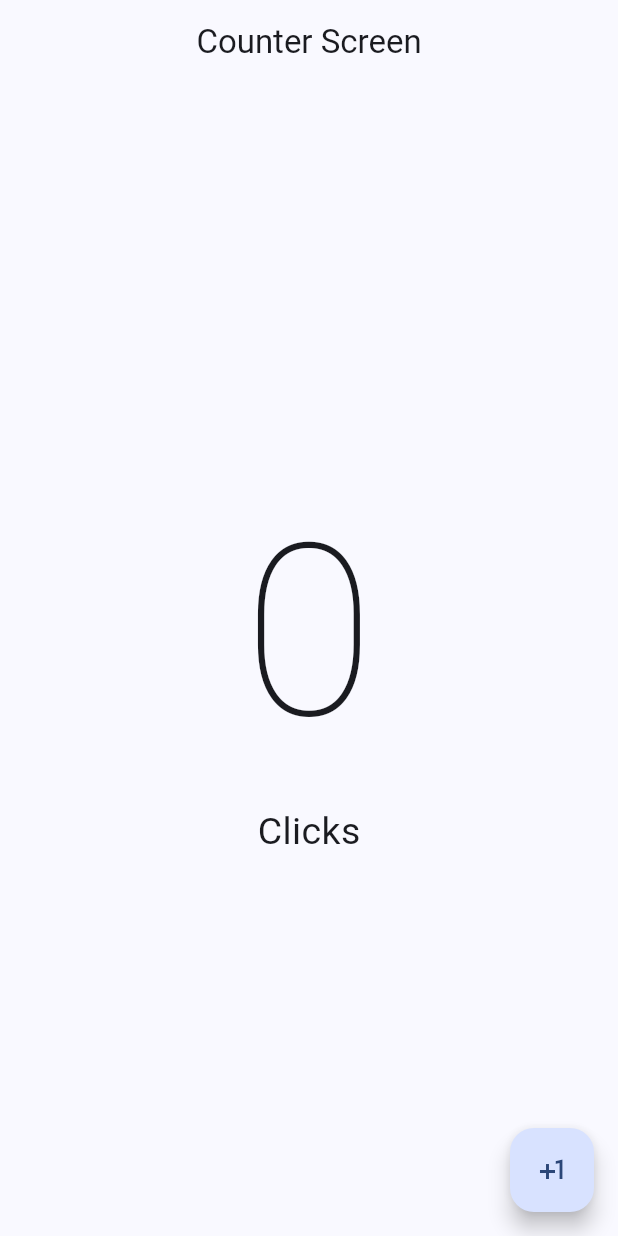
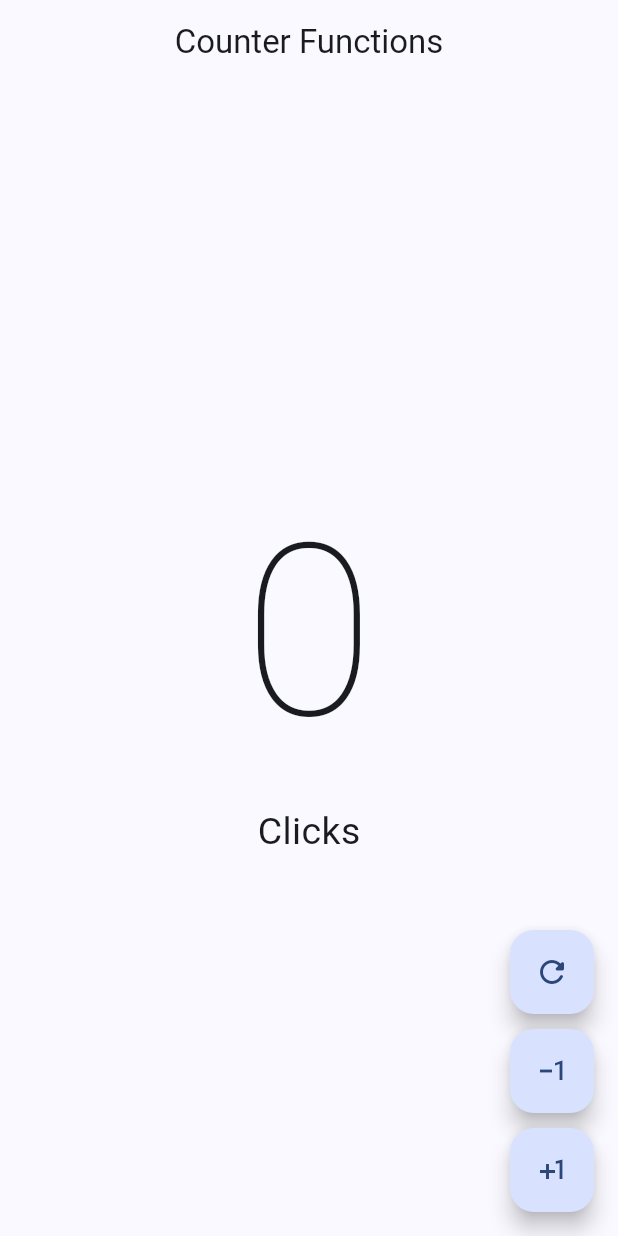
Before and after one commit to MarioQuirosLuna/Hello_World_Flutter, a Flutter app: the screen it shows after launch, on a phone screen of 412 x 824 dp. Run offline on Flutter 3.47's test engine with Material 2 defaults, Android fonts, the phone set to English and light mode, and no system bars.

Commit message:
CounterFunctions Screeen

```diff
--- a/lib/main.dart
+++ b/lib/main.dart
@@ -1,4 +1,5 @@
 import 'package:flutter/material.dart';
+import 'package:hello_world_flutter/presentation/screens/counter/counter_functions_screen.dart';
 import 'package:hello_world_flutter/presentation/screens/counter/counter_screen.dart';
 
 void main() {
@@ -16,7 +17,8 @@ class MyApp extends StatelessWidget {
         useMaterial3: true,
         colorSchemeSeed: Colors.blueAccent
       ),
-      home: const CounterScreen()
+      //home: const CounterScreen()
+      home: const CounterFunctionsScreen(),
     );
   }
 }
--- /dev/null
+++ b/lib/presentation/screens/counter/counter_functions_screen.dart
@@ -0,0 +1,87 @@
+import 'package:flutter/material.dart';
+
+class CounterFunctionsScreen extends StatefulWidget {
+  const CounterFunctionsScreen({super.key});
+
+  @override
+  State<CounterFunctionsScreen> createState() => _CounterFunctionsScreenState();
+}
+
+class _CounterFunctionsScreenState extends State<CounterFunctionsScreen> {
+
+  int clickCounter = 0;
+
+  @override
+  Widget build(BuildContext context) {
+    return Scaffold(
+      appBar: AppBar(
+        title: const Text('Counter Functions'),
+        centerTitle: true
+      ),
+      body: Center(
+        child: Column(
+          mainAxisAlignment: MainAxisAlignment.center,
+          children: [
+            Text('$clickCounter',
+                style: const TextStyle(fontSize: 160, fontWeight: FontWeight.w100)
+            ),
+            Text('Click${clickCounter == 1 ?'':'s'}', style: const TextStyle(fontSize: 25))
+          ],
+        ),
+      ),
+      floatingActionButton: Column(
+        mainAxisAlignment: MainAxisAlignment.end,
+        children: [
+          CustomButton(
+            icon: Icons.refresh_rounded,
+            onPressed: () {
+              setState(() {
+                clickCounter = 0;
+              });
+            },
+          ),
+          const SizedBox( height: 10 ),
+          CustomButton(
+            icon: Icons.exposure_minus_1_outlined,
+            onPressed: () {
+              if(clickCounter == 0) return;
+              setState(() {
+                clickCounter--;
+              });
+            },
+          ),
+          const SizedBox( height: 10 ),
+          CustomButton(
+            icon: Icons.plus_one,
+            onPressed: (){
+              setState(() {
+                clickCounter++;
+              });
+            },
+          ),
+        ],
+      )
+    );
+  }
+}
+
+class CustomButton extends StatelessWidget {
+
+  final IconData icon;
+  final VoidCallback? onPressed;
+
+  const CustomButton({
+    super.key,
+    required this.icon,
+    this.onPressed,
+  });
+
+  @override
+  Widget build(BuildContext context) {
+    return FloatingActionButton(
+      //shape: const StadiumBorder(), //Button rounded
+      onPressed: onPressed,
+      child: Icon(icon),
+    );
+  }
+}
```
